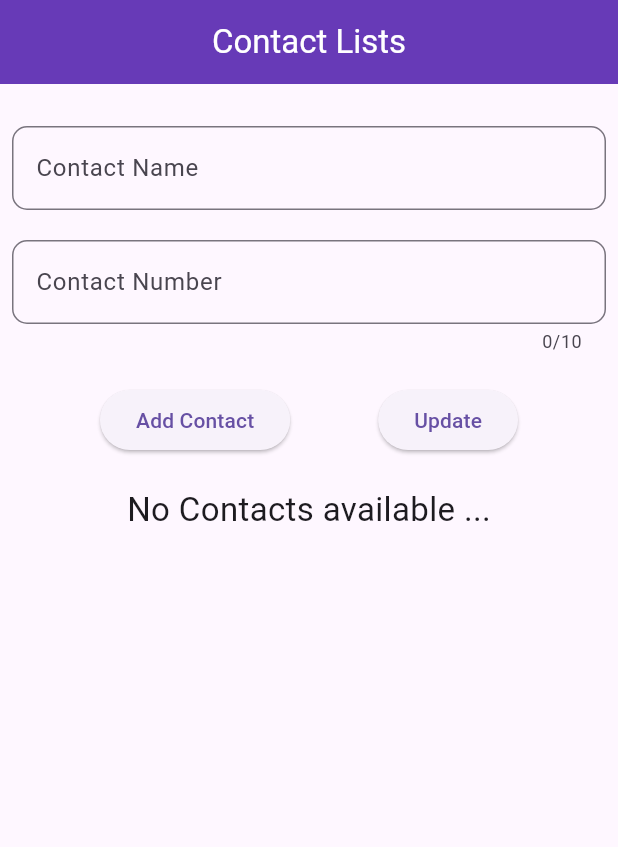
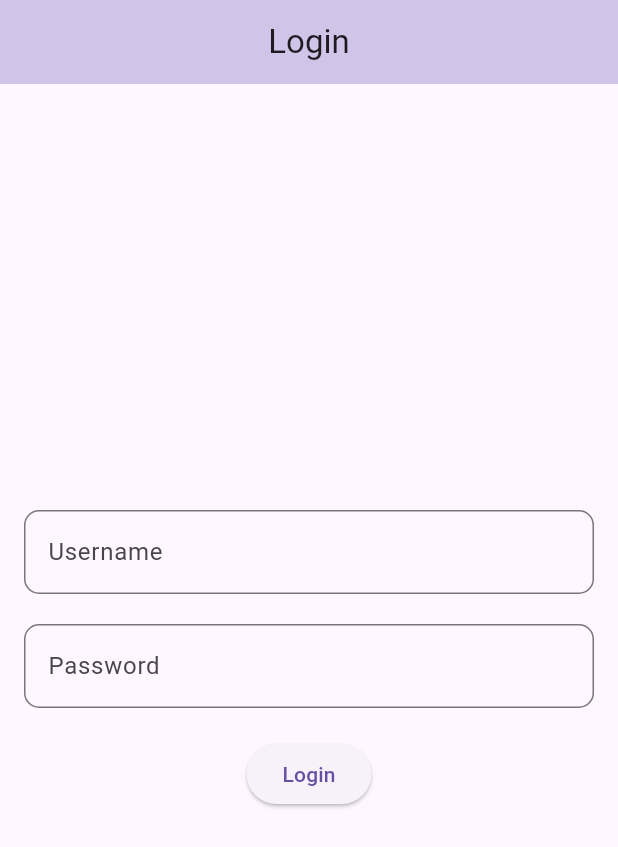
Before and after one commit to nefdaymane/flutter_app, a Flutter app: the screen it shows after launch, on a phone screen of 412 x 824 dp. Shown: the top 847 px of the screen. Run offline on Flutter 3.47's test engine with Material 3 defaults, Android fonts, the phone set to English and light mode, and no system bars.

Commit message:
add login

```diff
--- /dev/null
+++ b/Crud_App/lib/login_page.dart
@@ -0,0 +1,96 @@
+import 'package:flutter/material.dart';
+import 'home_page.dart'; // Importing home_page.dart for navigation
+
+class LoginPage extends StatelessWidget {
+  final TextEditingController usernameController = TextEditingController();
+  final TextEditingController passwordController = TextEditingController();
+
+  @override
+  Widget build(BuildContext context) {
+    return Scaffold(
+      appBar: AppBar(
+        centerTitle: true,
+        backgroundColor: Colors.deepPurple[100],
+        title: Text('Login'),
+      ),
+      body: Padding(
+        padding: const EdgeInsets.all(16.0),
+        child: Column(
+          mainAxisAlignment: MainAxisAlignment.center,
+          children: <Widget>[
+            TextField(
+              controller: usernameController,
+              decoration: const InputDecoration(
+                labelText: 'Username',
+                border: OutlineInputBorder(
+                  borderRadius: BorderRadius.all(Radius.circular(10)),
+                ),
+              ),
+            ),
+            const SizedBox(height: 20),
+            TextField(
+              controller: passwordController,
+              obscureText: true,
+              decoration: const InputDecoration(
+                labelText: 'Password',
+                border: OutlineInputBorder(
+                  borderRadius: BorderRadius.all(Radius.circular(10)),
+                )
+              ),
+            ),
+            const SizedBox(height: 20),
+            ElevatedButton(
+              onPressed: () {
+                String username = usernameController.text.trim();
+                String password = passwordController.text.trim();
+                if (username == 'admin' && password == 'admin') {
+                  showDialog(
+                    context: context,
+                    builder: (BuildContext context) {
+                      return AlertDialog(
+                        title: Text('Login Successful'),
+                        content: Text('You are now logged in as admin.'),
+                        actions: <Widget>[
+                          TextButton(
+                            onPressed: () {
+                              Navigator.of(context).pop();
+                              Navigator.pushReplacement(
+                                context,
+                                MaterialPageRoute(builder: (context) => HomePage()),
+                              );
+                            },
+                            child: Text('OK'),
+                          ),
+                        ],
+                      );
+                    },
+                  );
+                } else {
+                  // Show error alert
+                  showDialog(
+                    context: context,
+                    builder: (BuildContext context) {
+                      return AlertDialog(
+                        title: Text('Login Failed'),
+                        content: Text('Invalid username or password.'),
+                        actions: <Widget>[
+                          TextButton(
+                            onPressed: () {
+                              Navigator.of(context).pop();
+                            },
+                            child: Text('OK'),
+                          ),
+                        ],
+                      );
+                    },
+                  );
+                }
+              },
+              child: Text('Login'),
+            ),
+          ],
+        ),
+      ),
+    );
+  }
+}
--- a/Crud_App/lib/main.dart
+++ b/Crud_App/lib/main.dart
@@ -1,3 +1,4 @@
+import 'package:crud_app/login_page.dart';
 import 'package:flutter/material.dart';
 
 import 'home_page.dart';
@@ -19,7 +20,7 @@ class MyApp extends StatelessWidget {
         useMaterial3: true,
         primarySwatch: Colors.deepPurple,
       ),
-      home: const HomePage(),
+      home:  LoginPage(),
     );
   }
 }
```
